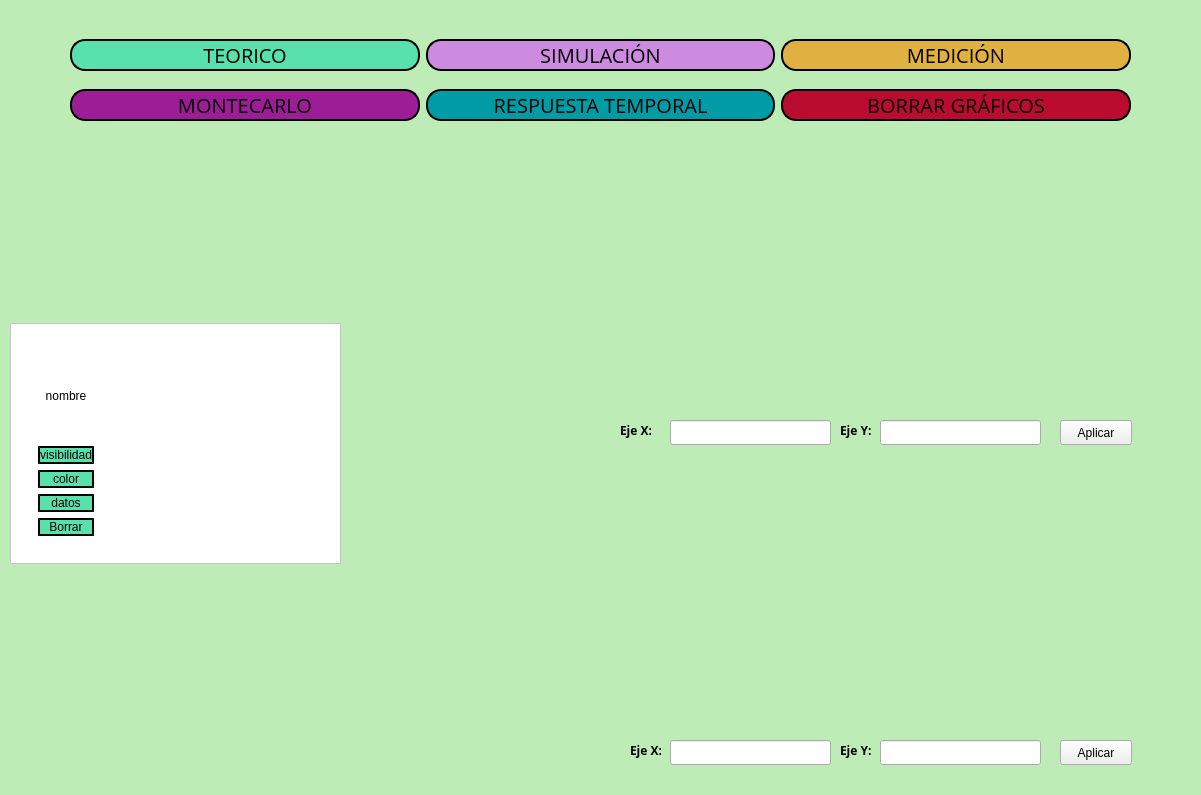
The window that frontend/menu.ui (odevincenti/TC-TP1) describes before a commit, drawn with Qt 5.
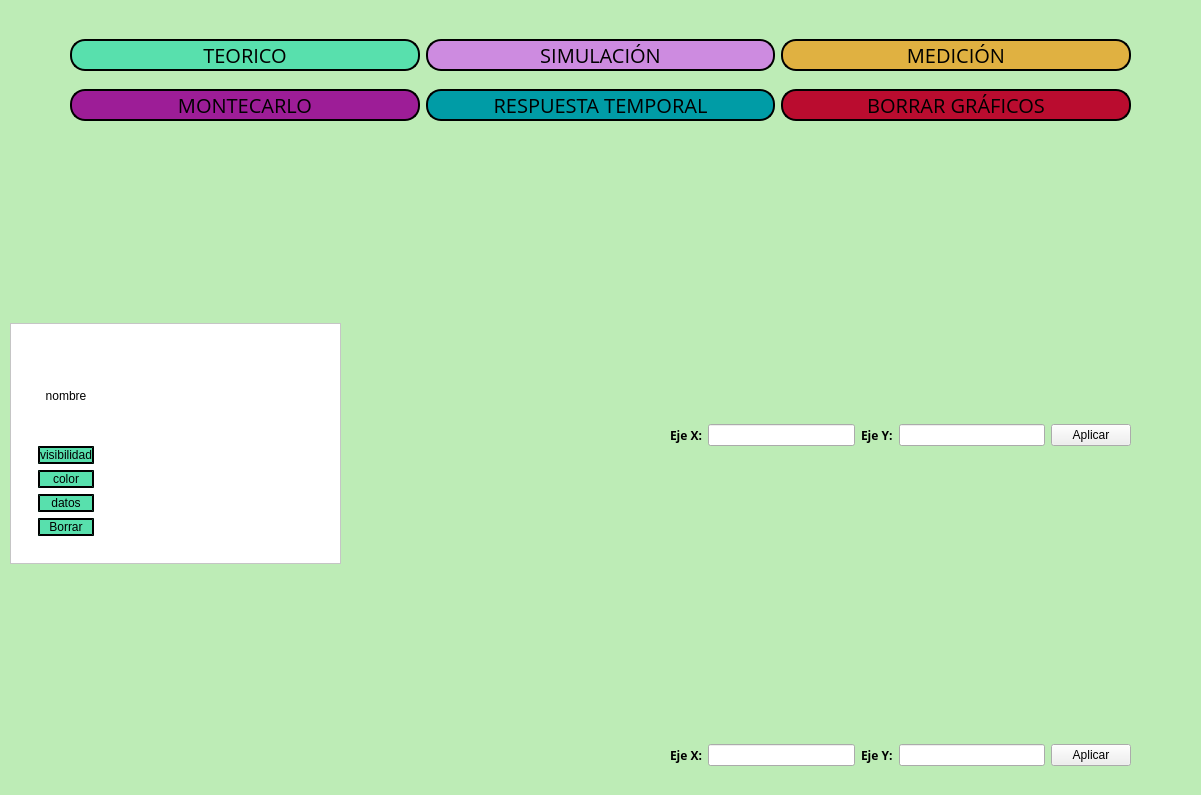
The same window after the commit. Custom widgets are drawn as their Qt base class.

Commit message: cambios en el designer 2

Patch:
```diff
--- a/frontend/menu.ui
+++ b/frontend/menu.ui
@@ -26,66 +26,6 @@
     <property name="styleSheet">
      <string notr="true">QWidget#bgwidget{background-color: rgb(189, 236, 182);}</string>
     </property>
-    <widget class="QLineEdit" name="ejey_lineEdit">
-     <property name="geometry">
-      <rect>
-       <x>880</x>
-       <y>420</y>
-       <width>161</width>
-       <height>25</height>
-      </rect>
-     </property>
-    </widget>
-    <widget class="QLineEdit" name="ejex_lineEdit">
-     <property name="geometry">
-      <rect>
-       <x>670</x>
-       <y>420</y>
-       <width>161</width>
-       <height>25</height>
-      </rect>
-     </property>
-    </widget>
-    <widget class="QLabel" name="ejeylabel">
-     <property name="geometry">
-      <rect>
-       <x>840</x>
-       <y>420</y>
-       <width>31</width>
-       <height>21</height>
-      </rect>
-     </property>
-     <property name="font">
-      <font>
-       <family>Open Sans</family>
-       <weight>75</weight>
-       <bold>true</bold>
-      </font>
-     </property>
-     <property name="text">
-      <string>Eje Y:</string>
-     </property>
-    </widget>
-    <widget class="QLabel" name="ejexlabel">
-     <property name="geometry">
-      <rect>
-       <x>620</x>
-       <y>420</y>
-       <width>31</width>
-       <height>21</height>
-      </rect>
-     </property>
-     <property name="font">
-      <font>
-       <family>Open Sans</family>
-       <weight>75</weight>
-       <bold>true</bold>
-      </font>
-     </property>
-     <property name="text">
-      <string>Eje X:</string>
-     </property>
-    </widget>
     <widget class="QWidget" name="gridLayoutWidget">
      <property name="geometry">
       <rect>
@@ -196,92 +136,6 @@
       </rect>
      </property>
     </widget>
-    <widget class="QLineEdit" name="ejex2_lineEdit">
-     <property name="geometry">
-      <rect>
-       <x>670</x>
-       <y>740</y>
-       <width>161</width>
-       <height>25</height>
-      </rect>
-     </property>
-    </widget>
-    <widget class="QLabel" name="ejexlabel_2">
-     <property name="geometry">
-      <rect>
-       <x>630</x>
-       <y>740</y>
-       <width>31</width>
-       <height>21</height>
-      </rect>
-     </property>
-     <property name="font">
-      <font>
-       <family>Open Sans</family>
-       <weight>75</weight>
-       <bold>true</bold>
-      </font>
-     </property>
-     <property name="text">
-      <string>Eje X:</string>
-     </property>
-    </widget>
-    <widget class="QLineEdit" name="ejey2_lineEdit">
-     <property name="geometry">
-      <rect>
-       <x>880</x>
-       <y>740</y>
-       <width>161</width>
-       <height>25</height>
-      </rect>
-     </property>
-    </widget>
-    <widget class="QLabel" name="ejeylabel_2">
-     <property name="geometry">
-      <rect>
-       <x>840</x>
-       <y>740</y>
-       <width>31</width>
-       <height>21</height>
-      </rect>
-     </property>
-     <property name="font">
-      <font>
-       <family>Open Sans</family>
-       <weight>75</weight>
-       <bold>true</bold>
-      </font>
-     </property>
-     <property name="text">
-      <string>Eje Y:</string>
-     </property>
-    </widget>
-    <widget class="QPushButton" name="aplicar_button_ejes1">
-     <property name="geometry">
-      <rect>
-       <x>1060</x>
-       <y>420</y>
-       <width>72</width>
-       <height>25</height>
-      </rect>
-     </property>
-     <property name="text">
-      <string>Aplicar</string>
-     </property>
-    </widget>
-    <widget class="QPushButton" name="aplicar_button_ejes2">
-     <property name="geometry">
-      <rect>
-       <x>1060</x>
-       <y>740</y>
-       <width>72</width>
-       <height>25</height>
-      </rect>
-     </property>
-     <property name="text">
-      <string>Aplicar</string>
-     </property>
-    </widget>
     <widget class="QWidget" name="gridLayoutWidget_2">
      <property name="geometry">
       <rect>
@@ -488,6 +342,112 @@
       </layout>
      </widget>
     </widget>
+    <widget class="QWidget" name="horizontalLayoutWidget">
+     <property name="geometry">
+      <rect>
+       <x>670</x>
+       <y>420</y>
+       <width>461</width>
+       <height>31</height>
+      </rect>
+     </property>
+     <layout class="QHBoxLayout" name="horizontalLayout_2">
+      <item>
+       <widget class="QLabel" name="ejexlabel">
+        <property name="font">
+         <font>
+          <family>Open Sans</family>
+          <weight>75</weight>
+          <bold>true</bold>
+         </font>
+        </property>
+        <property name="text">
+         <string>Eje X:</string>
+        </property>
+       </widget>
+      </item>
+      <item>
+       <widget class="QLineEdit" name="ejex_lineEdit"/>
+      </item>
+      <item>
+       <widget class="QLabel" name="ejeylabel">
+        <property name="font">
+         <font>
+          <family>Open Sans</family>
+          <weight>75</weight>
+          <bold>true</bold>
+         </font>
+        </property>
+        <property name="text">
+         <string>Eje Y:</string>
+        </property>
+       </widget>
+      </item>
+      <item>
+       <widget class="QLineEdit" name="ejey_lineEdit"/>
+      </item>
+      <item>
+       <widget class="QPushButton" name="aplicar_button_ejes1">
+        <property name="text">
+         <string>Aplicar</string>
+        </property>
+       </widget>
+      </item>
+     </layout>
+    </widget>
+    <widget class="QWidget" name="horizontalLayoutWidget_2">
+     <property name="geometry">
+      <rect>
+       <x>670</x>
+       <y>740</y>
+       <width>461</width>
+       <height>31</height>
+      </rect>
+     </property>
+     <layout class="QHBoxLayout" name="horizontalLayout_3">
+      <item>
+       <widget class="QLabel" name="ejexlabel_2">
+        <property name="font">
+         <font>
+          <family>Open Sans</family>
+          <weight>75</weight>
+          <bold>true</bold>
+         </font>
+        </property>
+        <property name="text">
+         <string>Eje X:</string>
+        </property>
+       </widget>
+      </item>
+      <item>
+       <widget class="QLineEdit" name="ejex2_lineEdit"/>
+      </item>
+      <item>
+       <widget class="QLabel" name="ejeylabel_2">
+        <property name="font">
+         <font>
+          <family>Open Sans</family>
+          <weight>75</weight>
+          <bold>true</bold>
+         </font>
+        </property>
+        <property name="text">
+         <string>Eje Y:</string>
+        </property>
+       </widget>
+      </item>
+      <item>
+       <widget class="QLineEdit" name="ejey2_lineEdit"/>
+      </item>
+      <item>
+       <widget class="QPushButton" name="aplicar_button_ejes2">
+        <property name="text">
+         <string>Aplicar</string>
+        </property>
+       </widget>
+      </item>
+     </layout>
+    </widget>
    </widget>
   </widget>
  </widget>
```
